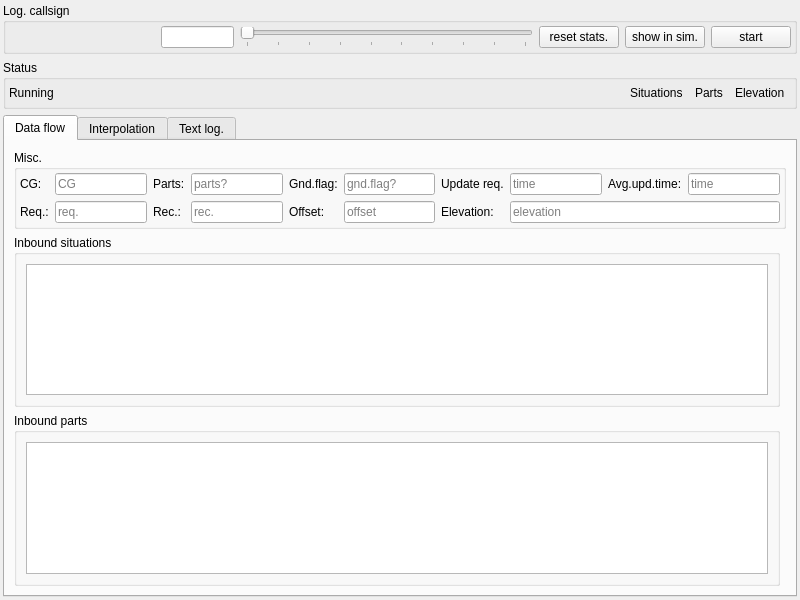
Above: src/blackgui/components/interpolationlogdisplay.ui from swift-project/pilotclient before the change. Below: the same form after it.
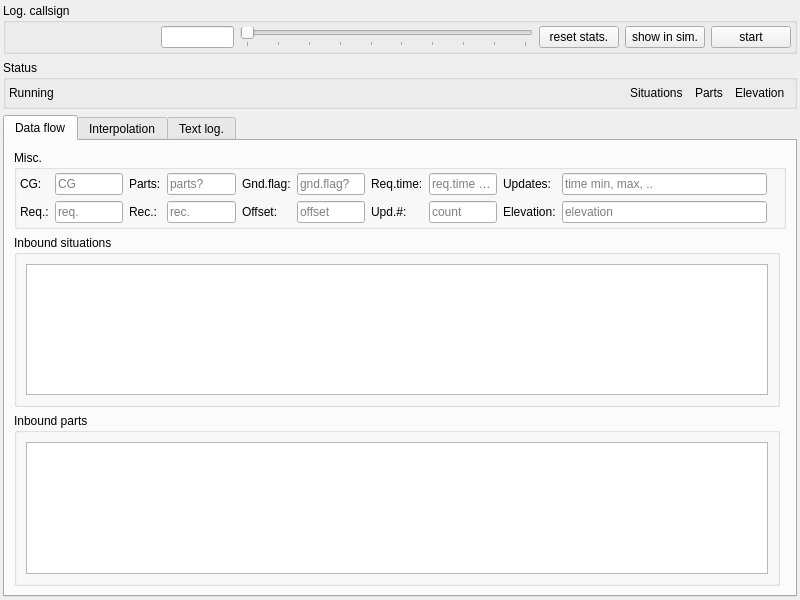
That is the form after the change. Custom widgets are drawn as their Qt base class.

```diff
--- a/src/blackgui/components/interpolationlogdisplay.ui
+++ b/src/blackgui/components/interpolationlogdisplay.ui
@@ -212,7 +212,7 @@
          <property name="title">
           <string>Misc.</string>
          </property>
-         <layout class="QGridLayout" name="gl_Misc">
+         <layout class="QGridLayout" name="gl_Misc" columnstretch="0,1,0,1,0,1,0,1,0,3,0">
           <property name="leftMargin">
            <number>3</number>
           </property>
@@ -231,17 +231,27 @@
              <bool>true</bool>
             </property>
             <property name="placeholderText">
-             <string>time</string>
+             <string>req.time ms</string>
             </property>
            </widget>
           </item>
-          <item row="0" column="6">
+          <item row="0" column="9">
+           <widget class="QLineEdit" name="le_UpdateTimes">
+            <property name="readOnly">
+             <bool>true</bool>
+            </property>
+            <property name="placeholderText">
+             <string>time min, max, ..</string>
+            </property>
+           </widget>
+          </item>
+          <item row="0" column="8">
            <widget class="QLabel" name="lbl_UpdateAircraftReqTime">
             <property name="toolTip">
              <string>update aircraft req.time</string>
             </property>
             <property name="text">
-             <string>Update req.</string>
+             <string>Updates:</string>
             </property>
            </widget>
           </item>
@@ -258,30 +268,6 @@
             </property>
            </widget>
           </item>
-          <item row="0" column="2">
-           <widget class="QLabel" name="lbl_Parts">
-            <property name="text">
-             <string>Parts:</string>
-            </property>
-           </widget>
-          </item>
-          <item row="0" column="3">
-           <widget class="QLineEdit" name="le_Parts">
-            <property name="readOnly">
-             <bool>true</bool>
-            </property>
-            <property name="placeholderText">
-             <string>parts?</string>
-            </property>
-           </widget>
-          </item>
-          <item row="0" column="0">
-           <widget class="QLabel" name="lbl_CG">
-            <property name="text">
-             <string>CG:</string>
-            </property>
-           </widget>
-          </item>
           <item row="0" column="5">
            <widget class="QLineEdit" name="le_GndFlag">
             <property name="readOnly">
@@ -299,6 +285,47 @@
             </property>
            </widget>
           </item>
+          <item row="0" column="0">
+           <widget class="QLabel" name="lbl_CG">
+            <property name="text">
+             <string>CG:</string>
+            </property>
+           </widget>
+          </item>
+          <item row="0" column="2">
+           <widget class="QLabel" name="lbl_Parts">
+            <property name="text">
+             <string>Parts:</string>
+            </property>
+           </widget>
+          </item>
+          <item row="0" column="3">
+           <widget class="QLineEdit" name="le_Parts">
+            <property name="readOnly">
+             <bool>true</bool>
+            </property>
+            <property name="placeholderText">
+             <string>parts?</string>
+            </property>
+           </widget>
+          </item>
+          <item row="0" column="10">
+           <widget class="QLabel" name="lbl_AverageUpdateTime">
+            <property name="text">
+             <string/>
+            </property>
+           </widget>
+          </item>
+          <item row="0" column="1">
+           <widget class="QLineEdit" name="le_CG">
+            <property name="readOnly">
+             <bool>true</bool>
+            </property>
+            <property name="placeholderText">
+             <string>CG</string>
+            </property>
+           </widget>
+          </item>
           <item row="1" column="0">
            <widget class="QLabel" name="lbl_ElevationRequested">
             <property name="text">
@@ -319,30 +346,20 @@
             </property>
            </widget>
           </item>
-          <item row="0" column="9">
-           <widget class="QLineEdit" name="le_AvgUpdateTimeMs">
+          <item row="1" column="5">
+           <widget class="QLineEdit" name="le_SceneryOffset">
             <property name="readOnly">
              <bool>true</bool>
             </property>
             <property name="placeholderText">
-             <string>time</string>
+             <string>offset</string>
             </property>
            </widget>
           </item>
-          <item row="0" column="8">
-           <widget class="QLabel" name="lbl_AverageUpdateTime">
+          <item row="1" column="4">
+           <widget class="QLabel" name="lbl_Offset">
             <property name="text">
-             <string>Avg.upd.time:</string>
-            </property>
-           </widget>
-          </item>
-          <item row="0" column="1">
-           <widget class="QLineEdit" name="le_CG">
-            <property name="readOnly">
-             <bool>true</bool>
-            </property>
-            <property name="placeholderText">
-             <string>CG</string>
+             <string>Offset:</string>
             </property>
            </widget>
           </item>
@@ -353,7 +370,14 @@
             </property>
            </widget>
           </item>
-          <item row="1" column="7" colspan="3">
+          <item row="0" column="6">
+           <widget class="QLabel" name="lbl_ReqTime">
+            <property name="text">
+             <string>Req.time:</string>
+            </property>
+           </widget>
+          </item>
+          <item row="1" column="9">
            <widget class="QLineEdit" name="le_Elevation">
             <property name="readOnly">
              <bool>true</bool>
@@ -363,27 +387,27 @@
             </property>
            </widget>
           </item>
-          <item row="1" column="6">
+          <item row="1" column="8">
            <widget class="QLabel" name="lbl_Elevation">
             <property name="text">
              <string>Elevation:</string>
             </property>
            </widget>
           </item>
-          <item row="1" column="5">
-           <widget class="QLineEdit" name="le_SceneryOffset">
+          <item row="1" column="6">
+           <widget class="QLabel" name="lbl_UpdateNumber">
+            <property name="text">
+             <string>Upd.#:</string>
+            </property>
+           </widget>
+          </item>
+          <item row="1" column="7">
+           <widget class="QLineEdit" name="le_UpdateCount">
             <property name="readOnly">
              <bool>true</bool>
             </property>
             <property name="placeholderText">
-             <string>offset</string>
-            </property>
-           </widget>
-          </item>
-          <item row="1" column="4">
-           <widget class="QLabel" name="label">
-            <property name="text">
-             <string>Offset:</string>
+             <string>count</string>
             </property>
            </widget>
           </item>
```
Left out of the diff: 24 changed lines with no effect on the pictures.
